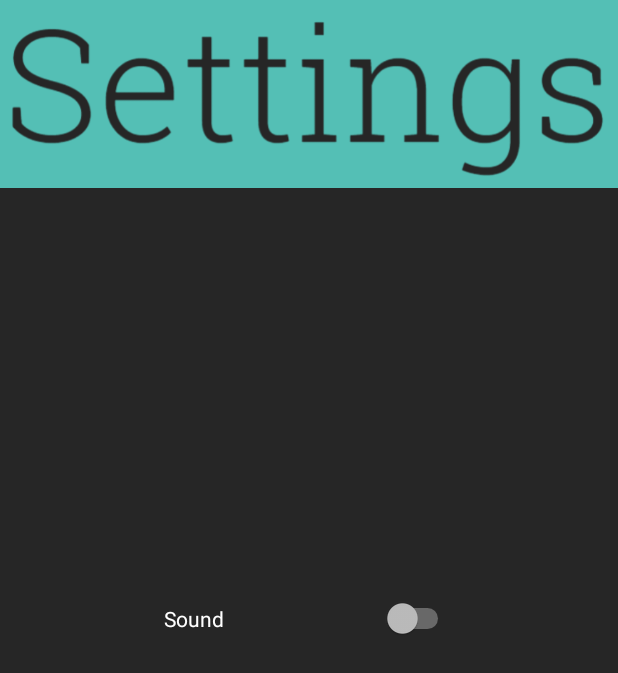
After one commit to DecodeItGame/DecodeIt, an Android app: the Settings screen opened directly, with no data from a screen before it, on a phone screen of 412 x 824 dp. The commit adds this screen. Shown: the top 673 px of the screen. Run offline under Robolectric (Android 15) with nearby library versions, the phone set to English and light mode, and no system bars.

Commit message:
Setup New Things

```diff
--- a/app/src/main/AndroidManifest.xml
+++ b/app/src/main/AndroidManifest.xml
@@ -16,6 +16,8 @@
                 <category android:name="android.intent.category.LAUNCHER" />
             </intent-filter>
         </activity>
+        <activity android:name=".Settings"/>
+        <activity android:name=".Codes"/>
     </application>
 
 </manifest>
--- /dev/null
+++ b/app/src/main/java/com/example/decodeit/Settings.kt
@@ -0,0 +1,13 @@
+package com.example.decodeit
+
+import android.os.Bundle
+import android.os.PersistableBundle
+import androidx.appcompat.app.AppCompatActivity
+import com.example.decodeit.R
+
+class Settings: AppCompatActivity(){
+    override fun onCreate(savedInstanceState: Bundle?) {
+        super.onCreate(savedInstanceState)
+        setContentView(R.layout.settings)
+    }
+}
--- /dev/null
+++ b/app/src/main/res/layout/settings.xml
@@ -0,0 +1,35 @@
+<?xml version="1.0" encoding="utf-8"?>
+<androidx.constraintlayout.widget.ConstraintLayout
+    xmlns:android="http://schemas.android.com/apk/res/android"
+    xmlns:app="http://schemas.android.com/apk/res-auto"
+    xmlns:tools="http://schemas.android.com/tools"
+    android:layout_width="match_parent"
+    android:layout_height="match_parent"
+    android:background="@color/brown"
+    android:theme="@style/Theme.AppCompat.NoActionBar"
+    >
+
+
+    <Switch
+        android:id="@+id/Sound"
+        android:layout_width="193dp"
+        android:layout_height="42dp"
+        android:text="Sound"
+        app:layout_constraintBottom_toBottomOf="parent"
+        app:layout_constraintEnd_toEndOf="parent"
+        app:layout_constraintStart_toStartOf="parent"
+        app:layout_constraintTop_toTopOf="parent" />
+
+    <ImageView
+        android:id="@+id/settings_title"
+        android:layout_width="417dp"
+        android:layout_height="125dp"
+        app:layout_constraintBottom_toBottomOf="parent"
+        app:layout_constraintEnd_toEndOf="parent"
+        app:layout_constraintHorizontal_bias="1.0"
+        app:layout_constraintStart_toStartOf="parent"
+        app:layout_constraintTop_toTopOf="parent"
+        app:layout_constraintVertical_bias="0.0"
+        app:srcCompat="@drawable/settings_title" />
+
+</androidx.constraintlayout.widget.ConstraintLayout>
--- a/app/src/main/res/values/colors.xml
+++ b/app/src/main/res/values/colors.xml
@@ -3,4 +3,6 @@
     <color name="colorPrimary">#6200EE</color>
     <color name="colorPrimaryDark">#3700B3</color>
     <color name="colorAccent">#03DAC5</color>
+    <color name="brown">#262626</color>
+    <color name="trans">#00000000</color>
 </resources>
--- a/app/src/main/res/values/styles.xml
+++ b/app/src/main/res/values/styles.xml
@@ -1,6 +1,6 @@
 <resources>
     <!-- Base application theme. -->
-    <style name="AppTheme" parent="Theme.AppCompat.Light.DarkActionBar">
+    <style name="AppTheme" parent="Theme.AppCompat.Light.NoActionBar">
         <!-- Customize your theme here. -->
         <item name="colorPrimary">@color/colorPrimary</item>
         <item name="colorPrimaryDark">@color/colorPrimaryDark</item>
```
Also changed, not shown: app/src/main/java/com/example/decodeit/Codes.kt (added, +11 -0 lines), app/src/main/java/com/example/decodeit/MainActivity.kt (+11 -0 lines), app/src/main/res/layout/activity_main.xml (+54 -7 lines), app/src/main/res/layout/codes.xml (added, +8 -0 lines), app/src/main/res/drawable/settings.PNG (added), app/src/main/res/drawable/settings_title.PNG (added), app/src/main/res/drawable/start_game.PNG (added).
